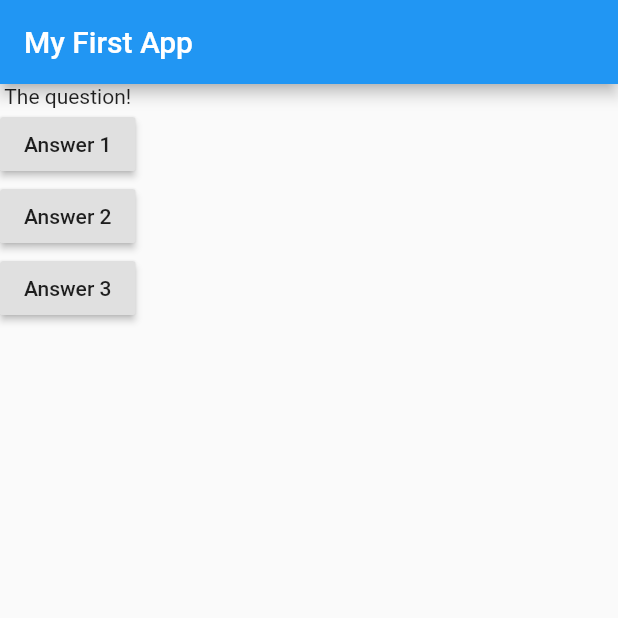
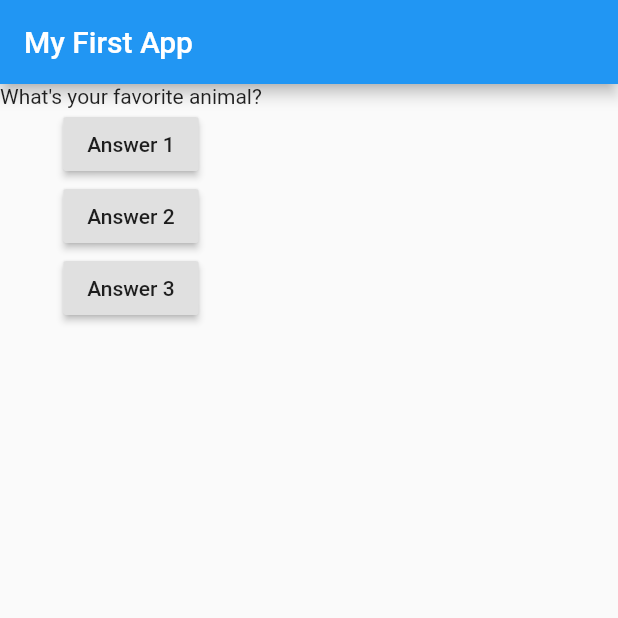
Before and after one commit to mrmikemcguire/Flutter_Complete_Guide, a Flutter app: the screen it shows after launch, after a tap on "Answer 1", on a phone screen of 412 x 824 dp, the top half of it. Run offline on Flutter 3.47's test engine with Material 2 defaults, Android fonts, the phone set to English and light mode, and no system bars.

```diff
--- a/lib/main.dart
+++ b/lib/main.dart
@@ -5,15 +5,29 @@ void main(List<String> args) {
 }
 // void main() => runApp(MyApp());
 
-class MyApp extends StatelessWidget {
+class MyApp extends StatefulWidget {
+
+  @override
+  State<StatefulWidget> createState() {
+    return MyAppState();
+  }
+}
+
+class MyAppState extends State<MyApp> {
+  var questionIndex = 0;
+
   void answerQuestion() {
-    print('Answer chosen');
+    setState(() {
+        questionIndex++;
+    });
+
+    print(questionIndex);
   }
   @override
   Widget build(BuildContext context) {
     var questions = [
-      'What\'s your favorite color?'
-          'What\'s your favorite animal?',
+      'What\'s your favorite color?',
+      'What\'s your favorite animal?',
     ];
     return MaterialApp(
       home: Scaffold(
@@ -22,22 +36,22 @@ class MyApp extends StatelessWidget {
         ),
         body: Column(
           children: [
-            Text('The question!'),
+            Text(questions[questionIndex]),
             RaisedButton(
               child: Text('Answer 1'),
               onPressed: answerQuestion,
             ),
             RaisedButton(
               child: Text('Answer 2'),
-              onPressed: answerQuestion,
+              onPressed: () => print('Answer 2'),  //anonymous f(x)
             ),
             RaisedButton(
               child: Text('Answer 3'),
-              onPressed: answerQuestion,
+              onPressed: () {print('Answer 3');}, //another anonymous f(x)
             ),
           ],
         ),
       ),
     );
-  }
+  } // build
 }
```
